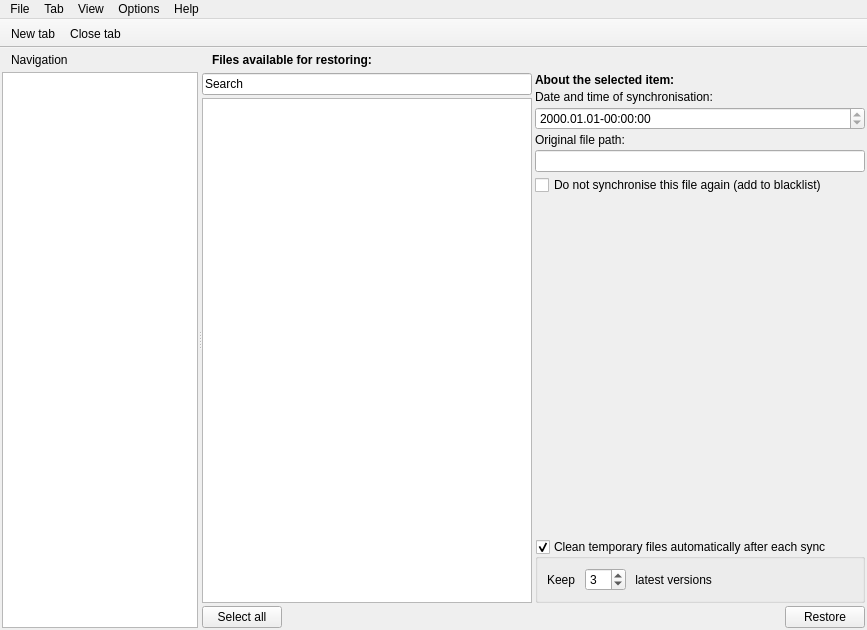
Qt form ui/mainwindow.ui (matus-tomlein/synkron) before a commit.
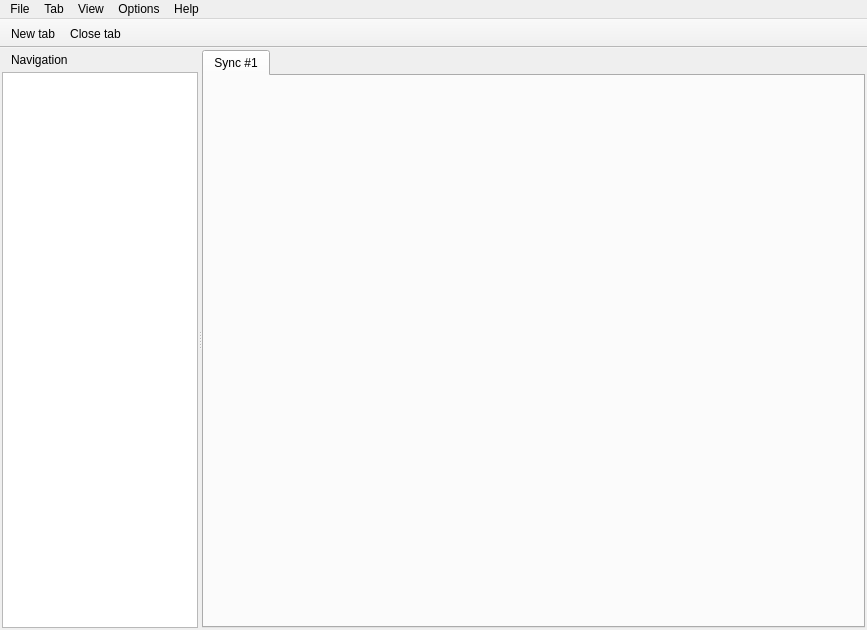
The same form after that commit. Icons and pictures are not drawn. Custom widgets are drawn as their Qt base class.

Commit message: Started working on the restore page.

```diff
--- a/ui/mainwindow.ui
+++ b/ui/mainwindow.ui
@@ -103,255 +103,6 @@
          </item>
         </layout>
        </widget>
-       <widget class="QWidget" name="restore_page">
-        <layout class="QGridLayout">
-         <property name="margin">
-          <number>0</number>
-         </property>
-         <property name="spacing">
-          <number>3</number>
-         </property>
-         <item row="0" column="0" colspan="2">
-          <layout class="QGridLayout" name="restore_top_grid">
-           <item row="0" column="1">
-            <widget class="QLabel" name="label">
-             <property name="text">
-              <string>&lt;b&gt;Files available for restoring:&lt;/b&gt;</string>
-             </property>
-            </widget>
-           </item>
-           <item row="0" column="0">
-            <widget class="QLabel" name="label_5">
-             <property name="pixmap">
-              <pixmap>:/new/prefix1/images/Restore16.png</pixmap>
-             </property>
-            </widget>
-           </item>
-           <item row="0" column="2">
-            <spacer>
-             <property name="orientation">
-              <enum>Qt::Horizontal</enum>
-             </property>
-             <property name="sizeHint" stdset="0">
-              <size>
-               <width>40</width>
-               <height>20</height>
-              </size>
-             </property>
-            </spacer>
-           </item>
-          </layout>
-         </item>
-         <item row="1" column="0">
-          <layout class="QGridLayout" name="restore_left_grid">
-           <item row="1" column="0">
-            <widget class="ExtendedListWidget" name="restore_list">
-             <property name="statusTip">
-              <string>List of files available for restoring</string>
-             </property>
-            </widget>
-           </item>
-           <item row="2" column="0">
-            <layout class="QGridLayout" name="restore_select_all_grid">
-             <item row="0" column="0">
-              <widget class="QPushButton" name="selTmpAllBtn">
-               <property name="statusTip">
-                <string>Select all temporary files</string>
-               </property>
-               <property name="text">
-                <string>Select all</string>
-               </property>
-              </widget>
-             </item>
-             <item row="0" column="1">
-              <spacer>
-               <property name="orientation">
-                <enum>Qt::Horizontal</enum>
-               </property>
-               <property name="sizeHint" stdset="0">
-                <size>
-                 <width>40</width>
-                 <height>20</height>
-                </size>
-               </property>
-              </spacer>
-             </item>
-            </layout>
-           </item>
-           <item row="0" column="0">
-            <widget class="ExtendedLineEdit" name="restore_search">
-             <property name="text">
-              <string>Search</string>
-             </property>
-            </widget>
-           </item>
-          </layout>
-         </item>
-         <item row="1" column="1">
-          <layout class="QGridLayout" name="restore_right_grid">
-           <item row="5" column="0">
-            <widget class="QLineEdit" name="path_of_syncfile">
-             <property name="acceptDrops">
-              <bool>false</bool>
-             </property>
-             <property name="statusTip">
-              <string>Original file path</string>
-             </property>
-             <property name="readOnly">
-              <bool>true</bool>
-             </property>
-            </widget>
-           </item>
-           <item row="6" column="0">
-            <widget class="QCheckBox" name="to_black_list">
-             <property name="statusTip">
-              <string>Add file to blacklist</string>
-             </property>
-             <property name="text">
-              <string>Do not synchronise this file again (add to blacklist)</string>
-             </property>
-            </widget>
-           </item>
-           <item row="2" column="0">
-            <widget class="QLabel" name="label_3">
-             <property name="text">
-              <string>Date and time of synchronisation:</string>
-             </property>
-            </widget>
-           </item>
-           <item row="4" column="0">
-            <widget class="QLabel" name="label_4">
-             <property name="text">
-              <string>Original file path:</string>
-             </property>
-            </widget>
-           </item>
-           <item row="1" column="0">
-            <widget class="QLabel" name="label_2">
-             <property name="text">
-              <string>&lt;b&gt;About the selected item:&lt;/b&gt;</string>
-             </property>
-            </widget>
-           </item>
-           <item row="3" column="0">
-            <widget class="QDateTimeEdit" name="date_of_sync">
-             <property name="statusTip">
-              <string>Date and time of synchronisation</string>
-             </property>
-             <property name="readOnly">
-              <bool>true</bool>
-             </property>
-             <property name="displayFormat">
-              <string>yyyy.MM.dd-hh:mm:ss</string>
-             </property>
-            </widget>
-           </item>
-           <item row="7" column="0">
-            <spacer>
-             <property name="orientation">
-              <enum>Qt::Vertical</enum>
-             </property>
-             <property name="sizeHint" stdset="0">
-              <size>
-               <width>20</width>
-               <height>40</height>
-              </size>
-             </property>
-            </spacer>
-           </item>
-           <item row="11" column="0">
-            <layout class="QGridLayout" name="restore_btn_grid">
-             <item row="0" column="1">
-              <widget class="QPushButton" name="restore_files">
-               <property name="statusTip">
-                <string>Restore selected files</string>
-               </property>
-               <property name="text">
-                <string>Restore</string>
-               </property>
-               <property name="icon">
-                <iconset>
-                 <normaloff>:/new/prefix1/images/Restore.png</normaloff>:/new/prefix1/images/Restore.png</iconset>
-               </property>
-              </widget>
-             </item>
-             <item row="0" column="0">
-              <spacer>
-               <property name="orientation">
-                <enum>Qt::Horizontal</enum>
-               </property>
-               <property name="sizeHint" stdset="0">
-                <size>
-                 <width>40</width>
-                 <height>20</height>
-                </size>
-               </property>
-              </spacer>
-             </item>
-            </layout>
-           </item>
-           <item row="8" column="0">
-            <widget class="MTAdvancedGroupBox" name="restore_select_gb" native="true"/>
-           </item>
-           <item row="9" column="0">
-            <widget class="MTAdvancedGroupBox" name="restore_clean_gb" native="true"/>
-           </item>
-           <item row="10" column="0">
-            <widget class="QGroupBox" name="restore_clean_auto_gb">
-             <property name="title">
-              <string>Clean temporary files automatically after each sync</string>
-             </property>
-             <property name="checkable">
-              <bool>true</bool>
-             </property>
-             <property name="checked">
-              <bool>true</bool>
-             </property>
-             <layout class="QGridLayout" name="gridLayout">
-              <item row="0" column="0">
-               <widget class="QLabel" name="keep_auto">
-                <property name="text">
-                 <string>Keep </string>
-                </property>
-               </widget>
-              </item>
-              <item row="0" column="1">
-               <widget class="QSpinBox" name="restore_clean_auto_files">
-                <property name="minimum">
-                 <number>1</number>
-                </property>
-                <property name="value">
-                 <number>3</number>
-                </property>
-               </widget>
-              </item>
-              <item row="0" column="2">
-               <widget class="QLabel" name="files_auto">
-                <property name="text">
-                 <string> latest versions</string>
-                </property>
-               </widget>
-              </item>
-              <item row="0" column="3">
-               <spacer name="horizontalSpacer">
-                <property name="orientation">
-                 <enum>Qt::Horizontal</enum>
-                </property>
-                <property name="sizeHint" stdset="0">
-                 <size>
-                  <width>40</width>
-                  <height>20</height>
-                 </size>
-                </property>
-               </spacer>
-              </item>
-             </layout>
-            </widget>
-           </item>
-          </layout>
-         </item>
-        </layout>
-       </widget>
        <widget class="QWidget" name="multisync_page">
         <layout class="QVBoxLayout">
          <property name="margin">
@@ -1253,22 +1004,12 @@
   </action>
  </widget>
  <customwidgets>
-  <customwidget>
-   <class>ExtendedLineEdit</class>
-   <extends>QLineEdit</extends>
-   <header>src/extendedlineedit.h</header>
-  </customwidget>
   <customwidget>
    <class>MTAdvancedGroupBox</class>
    <extends>QWidget</extends>
    <header>src/mtadvancedgroupbox.h</header>
    <container>1</container>
   </customwidget>
-  <customwidget>
-   <class>ExtendedListWidget</class>
-   <extends>QListWidget</extends>
-   <header>src/extendedlistwidget.h</header>
-  </customwidget>
   <customwidget>
    <class>ExtendedTreeWidget</class>
    <extends>QTreeWidget</extends>
```
The commit also changes 9 other files.
